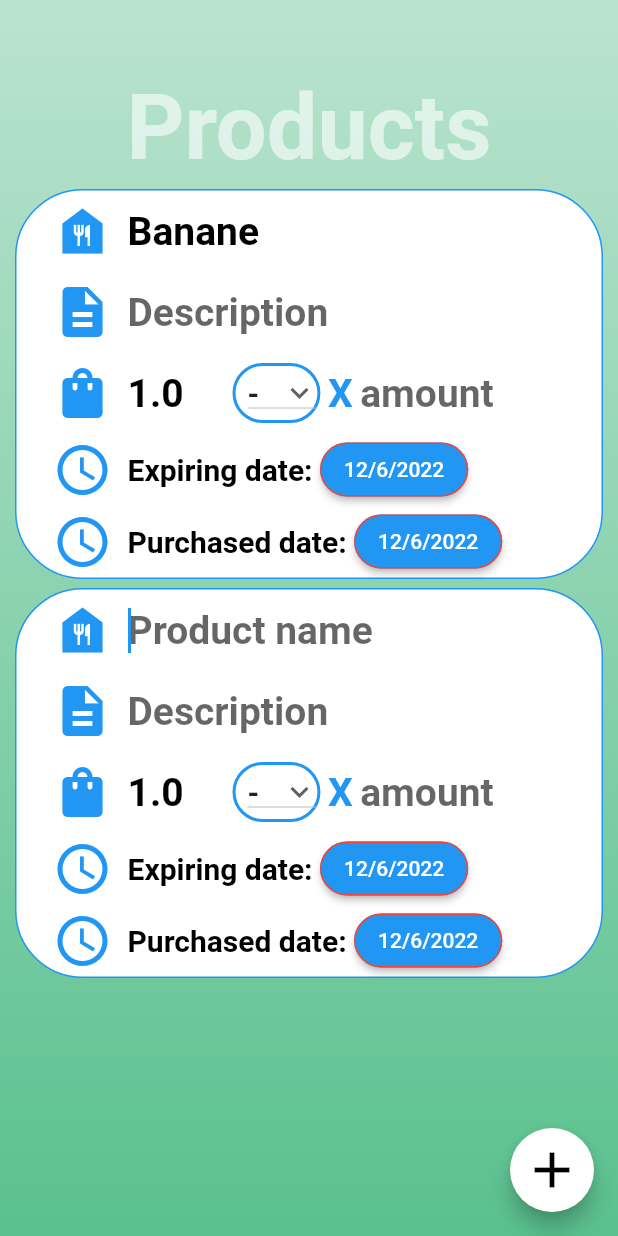
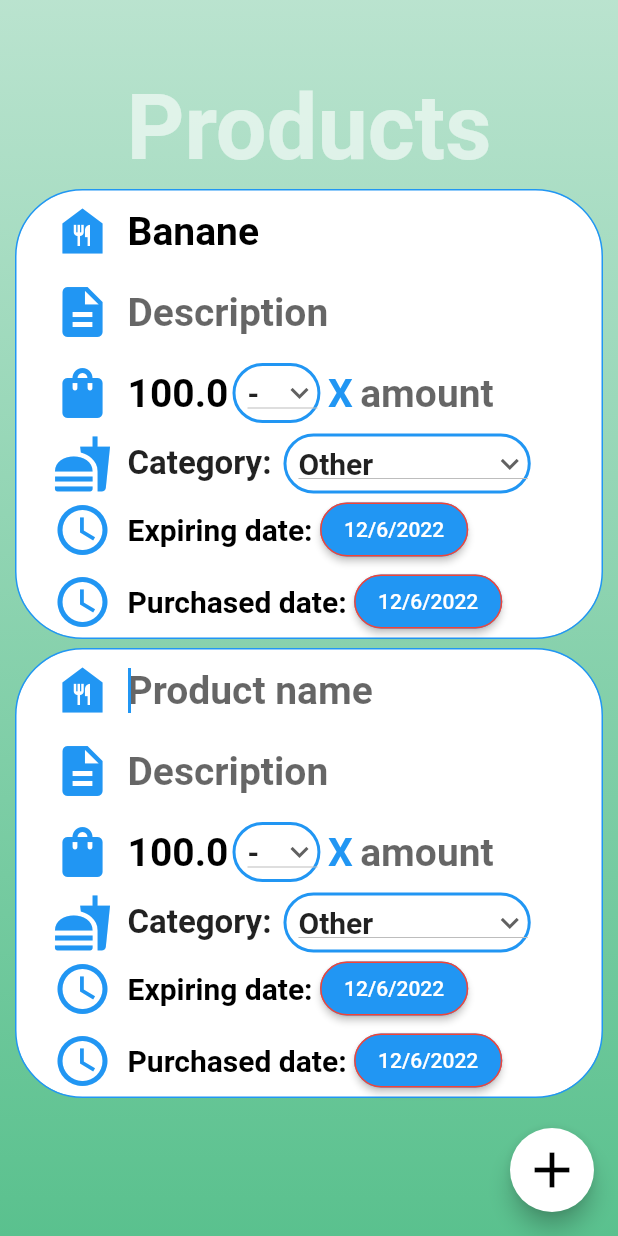
Before and after one commit to SolomonFlavius/FrigiderVirtual, a Flutter app: the screen it shows after launch, after a tap on the "add" icon, on a phone screen of 412 x 824 dp. Run offline on Flutter 3.47's test engine with Material 2 defaults, Android fonts, the phone set to English and light mode, and no system bars; our stand-ins replace cloud_firestore; accounts and stored records are empty.

Commit message:
product card 1.1

```diff
--- a/lib/models/product_item.dart
+++ b/lib/models/product_item.dart
@@ -8,11 +8,12 @@ class ProductItem {
   String measurement;
   late double amount;
   late bool showAmount;
+  String category;
   DateTime expires;
   DateTime purchased;
 
   ProductItem(this.name, this.description, String quantity, this.measurement,
-      String amount, this.expires, this.purchased,
+      String amount, this.category, this.expires, this.purchased,
       {this.focus = true}) {
     id = nextId;
     nextId++;
@@ -60,6 +61,10 @@ class ProductItem {
     }
   }
 
+  String get getCategory{
+    return category;
+  }
+
   DateTime get getExpireDate {
     return expires;
   }
@@ -94,6 +99,10 @@ class ProductItem {
     }
   }
 
+  set setCategory(String category) {
+    this.category = category;
+  }
+
   set setExpireDate(DateTime expires) {
     this.expires = expires;
   }
--- a/lib/products.dart
+++ b/lib/products.dart
@@ -59,14 +59,16 @@ class _MyProductsPageState extends State<MyProductsPage> {
                               fontWeight: FontWeight.bold,
                               color: Colors.white60))),
                   Product(
-                      product: ProductItem("Banane", "", "1", "-", "",
-                          DateTime.now(), DateTime.now(),
+                      product: ProductItem("Banane", "", "100", "-", "",
+                          "Other", DateTime.now(), DateTime.now(),
                           focus: false),
                       updateFunc: updateList),
                   Expanded(
                       child: ListView.builder(
-                          itemCount: products.length,
-                          itemBuilder: (context, index) => Dismissible(
+                          itemCount: products.length + 1,
+                          itemBuilder: (context, index) {
+                            if (index < products.length) {
+                              return Dismissible(
                                   key: ValueKey(products[index].getId),
                                   background: Container(
                                       color: Colors.red,
@@ -78,13 +80,17 @@ class _MyProductsPageState extends State<MyProductsPage> {
                                   child: Product(
                                     product: products[index],
                                     updateFunc: updateList,
-                              ))))
+                                  ));
+                            } else {
+                              return const SizedBox(height: 150);
+                            }
+                          }))
                 ]),
           ),
           floatingActionButton: FloatingActionButton(
             onPressed: () {
-              setState(() => products.add(ProductItem(
-                  "", "", "1", "-", "", DateTime.now(), DateTime.now())));
+              setState(() => products.add(ProductItem("", "", "100", "-", "",
+                  "Other", DateTime.now(), DateTime.now())));
             },
             backgroundColor: Colors.white,
             child: const Icon(Icons.add, color: Colors.black, size: 40),
@@ -114,6 +120,7 @@ class _ProductState extends State<Product> {
   final myAmountController = TextEditingController();
   var measurement = ['-', 'g', 'kg', 'ml', 'l'];
   var categories = [
+    "Other",
     "Dairy",
     "Vegetables",
     "Snacks",
@@ -125,8 +132,7 @@ class _ProductState extends State<Product> {
     "Condiments",
     "Frozen foods",
     "Beverages",
-    "Canned goods",
-    "Other"
+    "Canned goods"
   ];
 
   @override
@@ -342,6 +348,49 @@ class _ProductState extends State<Product> {
                     Row(children: [
                       const SizedBox(
                           width: 60,
+                          child: Icon(Icons.fastfood,
+                              size: 40, color: Colors.blue)),
+                      const Padding(
+                          padding: EdgeInsets.only(right: 8),
+                          child: Text("Category:",
+                              style: TextStyle(
+                                  fontSize: 22, fontWeight: FontWeight.bold))),
+                      Container(
+                          height: 40,
+                          decoration: BoxDecoration(
+                              border:
+                                  Border.all(width: 2.0, color: Colors.blue),
+                              borderRadius:
+                                  const BorderRadius.all(Radius.circular(20))),
+                          child: Padding(
+                              padding: const EdgeInsets.only(left: 8),
+                              child: DropdownButton(
+                                value: widget.product.getCategory,
+                                icon: const Icon(Icons.keyboard_arrow_down),
+                                items: categories.map((String item) {
+                                  return DropdownMenuItem(
+                                    value: item,
+                                    child: Text(
+                                      item,
+                                      style: const TextStyle(
+                                          fontSize: 20,
+                                          fontWeight: FontWeight.bold),
+                                    ),
+                                  );
+                                }).toList(),
+                                onChanged: (String? newValue) {
+                                  if (newValue != null) {
+                                    setState(() => {
+                                          widget.product.setCategory = newValue,
+                                          widget.updateFunc(widget.product)
+                                        });
+                                  }
+                                },
+                              ))),
+                    ]),
+                    Row(children: [
+                      const SizedBox(
+                          width: 60,
                           child: Icon(Icons.schedule,
                               size: 40, color: Colors.blue)),
                       const Text("Expiring date: ",
```
Lines whose indentation alone changed are shown as unchanged.
